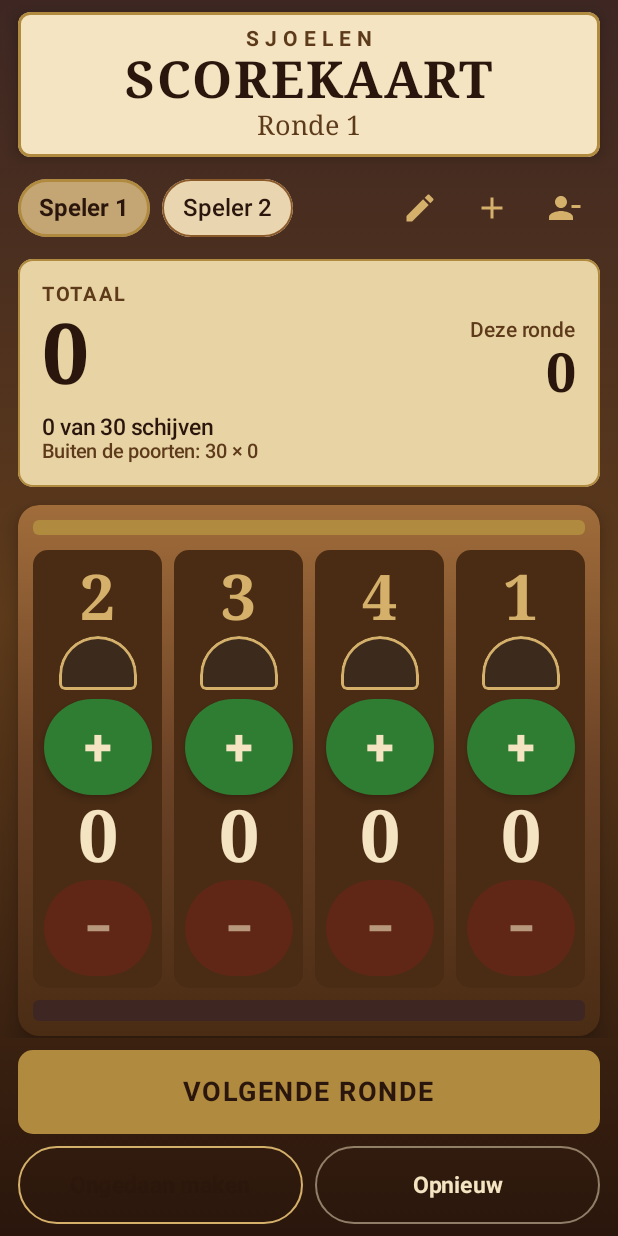
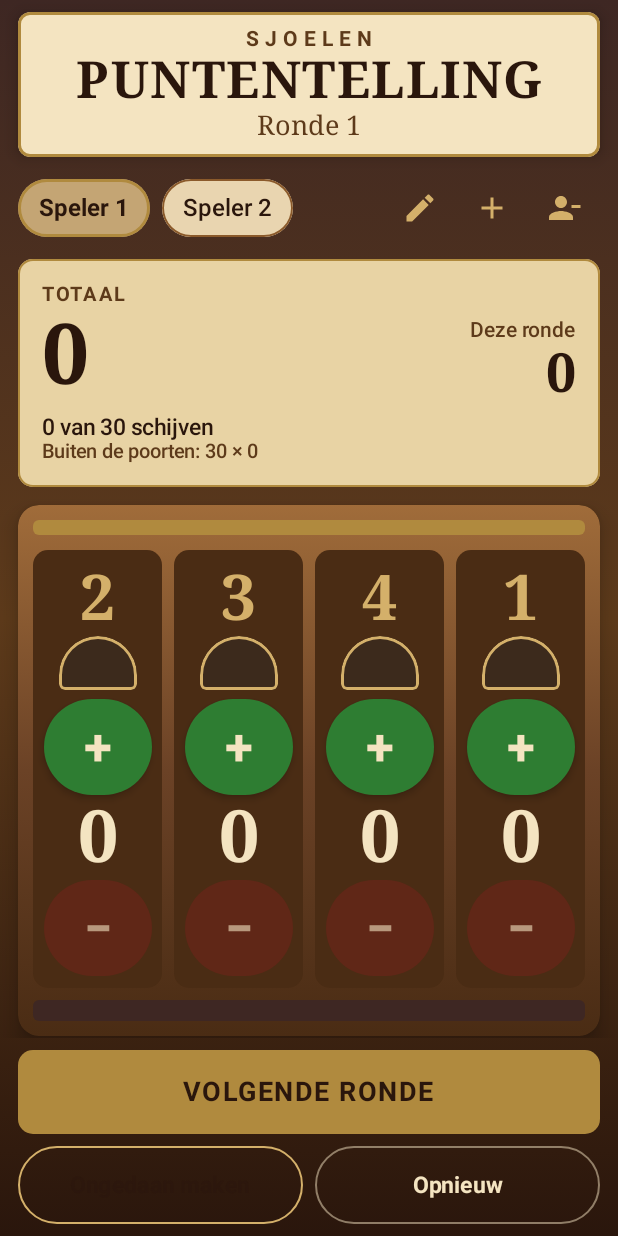
Before and after one commit to eliranRP/sjoelen-scorekaart, an Android app built with Jetpack Compose: the screen it shows after launch (MainActivity), on a phone screen of 412 x 824 dp. Run offline under Robolectric (Android 15) with nearby library versions, the phone set to English and light mode, and no system bars.

Commit message:
Rename visible app to Sjoelen puntentelling.
Launcher and in-app product header now use the NL query name. Scorekaart stays a repo/code nickname only. No INTERNET permission added.

Co-authored-by: eliranRP <eliranRP@users.noreply.github.com>

```diff
--- a/app/src/main/res/values/strings.xml
+++ b/app/src/main/res/values/strings.xml
@@ -1,8 +1,8 @@
 <?xml version="1.0" encoding="utf-8"?>
 <resources>
-    <string name="app_name">Sjoelen Scorekaart</string>
+    <string name="app_name">Sjoelen puntentelling</string>
     <string name="header_brand">Sjoelen</string>
-    <string name="header_title">Scorekaart</string>
+    <string name="header_title">puntentelling</string>
     <string name="round_label">Ronde %1$d</string>
     <string name="total_label">Totaal</string>
     <string name="this_round_label">Deze ronde</string>
@@ -25,7 +25,7 @@
     <string name="undo">Ongedaan maken</string>
     <string name="next_round">Volgende ronde</string>
     <string name="reset">Opnieuw</string>
-    <string name="reset_title">Scorekaart wissen?</string>
+    <string name="reset_title">Puntentelling wissen?</string>
     <string name="reset_message">Alle punten en rondes worden gewist. De spelers blijven behouden.</string>
     <string name="reset_confirm">Wissen</string>
     <string name="history_title">Eerdere rondes</string>
```
Also changed, not shown: 2 other files.
